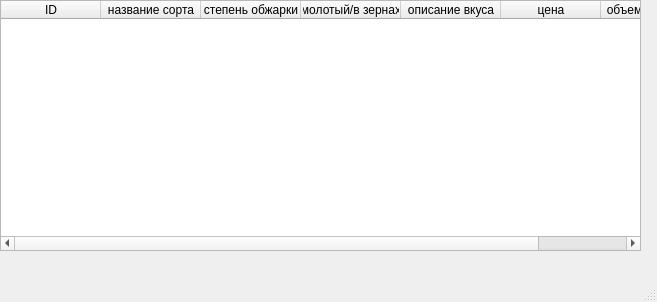
The window that main.ui (Helen475/git_project1) describes before a commit, drawn with Qt 5.
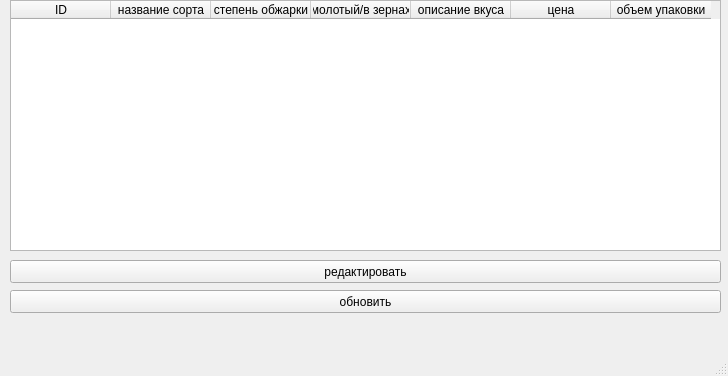
The same window after the commit.

Commit message: форма для редактирования и добавления

```diff
--- a/main.ui
+++ b/main.ui
@@ -6,8 +6,8 @@
    <rect>
     <x>0</x>
     <y>0</y>
-    <width>657</width>
-    <height>302</height>
+    <width>728</width>
+    <height>376</height>
    </rect>
   </property>
   <property name="windowTitle">
@@ -17,9 +17,9 @@
    <widget class="QTableWidget" name="tableWidget">
     <property name="geometry">
      <rect>
-      <x>0</x>
+      <x>10</x>
       <y>0</y>
-      <width>641</width>
+      <width>711</width>
       <height>251</height>
      </rect>
     </property>
@@ -59,6 +59,32 @@
      </property>
     </column>
    </widget>
+   <widget class="QPushButton" name="pushButton">
+    <property name="geometry">
+     <rect>
+      <x>10</x>
+      <y>260</y>
+      <width>711</width>
+      <height>23</height>
+     </rect>
+    </property>
+    <property name="text">
+     <string>редактировать</string>
+    </property>
+   </widget>
+   <widget class="QPushButton" name="pushButton_2">
+    <property name="geometry">
+     <rect>
+      <x>10</x>
+      <y>290</y>
+      <width>711</width>
+      <height>23</height>
+     </rect>
+    </property>
+    <property name="text">
+     <string>обновить</string>
+    </property>
+   </widget>
   </widget>
   <widget class="QMenuBar" name="menubar">
    <property name="geometry">
```
Left out of the diff: 2 changed lines with no effect on the pictures. The commit also changes 4 other files.
